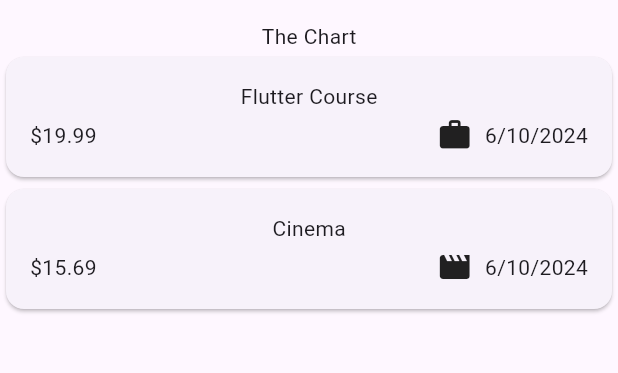
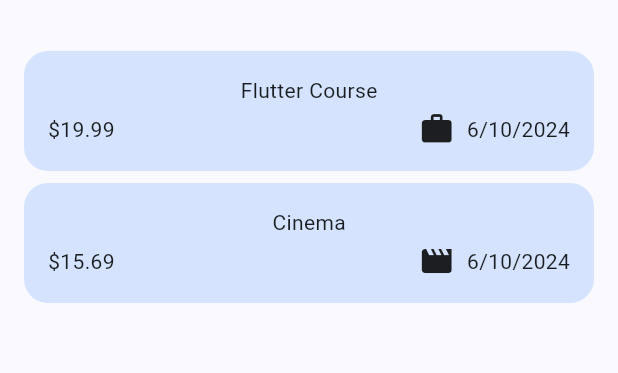
Before and after one commit to Ophirmdhn/expense_tracker_app, a Flutter app: the screen it shows after launch, on a phone screen of 412 x 824 dp, the part 63-436 px from its top. Run offline on Flutter 3.47's test engine with Material 3 defaults, Android fonts, the phone set to English and light mode, and no system bars.

Commit message:
memperbaiki tampilan

```diff
--- a/lib/main.dart
+++ b/lib/main.dart
@@ -1,8 +1,23 @@
 import 'package:expense_tracker/widgets/expenses.dart';
 import 'package:flutter/material.dart';
+import 'package:flutter/services.dart';
+
+var kColorSceme = ColorScheme.fromSeed(
+  seedColor: const Color(0xFF275591)
+);
+
+var kDarkColorSceme = ColorScheme.fromSeed(
+  brightness: Brightness.dark,
+  seedColor: const Color(0xFF275591)
+);
 
 void main() {
-  runApp(const MyApp());
+  WidgetsFlutterBinding.ensureInitialized();
+  SystemChrome.setPreferredOrientations(
+    [DeviceOrientation.portraitUp]
+  ).then((fn) {
+    runApp(const MyApp());
+  });
 }
 
 class MyApp extends StatelessWidget {
@@ -11,7 +26,18 @@ class MyApp extends StatelessWidget {
   @override
   Widget build(BuildContext context) {
     return MaterialApp(
-      theme: ThemeData(useMaterial3: true),
+      darkTheme: ThemeData.dark().copyWith(
+        colorScheme: kDarkColorSceme
+      ),
+      theme: ThemeData(
+        useMaterial3: true,
+        colorScheme: kColorSceme,
+        // appBarTheme: const AppBarTheme().copyWith(
+        //   backgroundColor: kColorSceme.onPrimaryContainer,
+        //   foregroundColor: kColorSceme.onPrimary
+        // )
+      ),
+      // themeMode: ThemeMode.system,
       home: const Expenses(),
     );
   }
--- a/lib/widgets/expenses.dart
+++ b/lib/widgets/expenses.dart
@@ -26,7 +26,7 @@ class _ExpensesState extends State<Expenses> {
     ),
   ];
 
-  void _openAddExpensesOverlay() {
+  void _openAddExpensesOverlay() { // membuka bottom sheet
     showModalBottomSheet(
       isScrollControlled: true, // membuat bottom sheet memenuhi layar
       context: context,
@@ -34,20 +34,47 @@ class _ExpensesState extends State<Expenses> {
     );
   }
 
-  void _addExpense(Expense expense) {
+  void _addExpense(Expense expense) { // menambahkan expense baru ke dalam list
     setState(() {
       _registeredExpenses.add(expense);
     });
   }
 
-  void _removeExpense(Expense expense) {
+  void _removeExpense(Expense expense) { // menghapus expense
+    final expenseIndex = _registeredExpenses.indexOf(expense);
     setState(() {
       _registeredExpenses.remove(expense);
     });
+    ScaffoldMessenger.of(context).clearSnackBars();
+    ScaffoldMessenger.of(context).showSnackBar( // memunculkan snacbar ketiika menghapus expense
+      SnackBar(
+        duration: const Duration(seconds: 3),
+        content: const Text("Expense Delete"),
+        action: SnackBarAction(
+          label: "Undo",
+          onPressed: () {
+            setState(() {
+              _registeredExpenses.insert(expenseIndex, expense);
+            });
+          },
+        ),
+      )
+    );
   }
 
   @override
   Widget build(BuildContext context) {
+    Widget mainContent = const Center(
+      child: Text("Belum ada data pengeluaran"),
+    );
+
+    if (_registeredExpenses.isNotEmpty) {
+      mainContent = ExpensesList(
+        expenses: _registeredExpenses,
+        onRemoveExpense: _removeExpense,
+      );
+    }
+
     return Scaffold(
       appBar: AppBar(
         title: const Text("Expense Tracker"),
@@ -60,11 +87,10 @@ class _ExpensesState extends State<Expenses> {
       ),
       body: Column(
         children: [
-          const Text("The Chart"),
           Expanded(
-            child: ExpensesList(
-              expenses: _registeredExpenses,
-              onRemoveExpense: _removeExpense,
+            child: Padding(
+              padding: const EdgeInsets.all(16),
+              child: mainContent,
             )
           )
         ],
--- a/lib/widgets/expenses_list/expenses_item.dart
+++ b/lib/widgets/expenses_list/expenses_item.dart
@@ -8,7 +8,11 @@ class ExpensesItem extends StatelessWidget {
 
   @override
   Widget build(BuildContext context) {
-    return Card(
+    return Container(
+      decoration: BoxDecoration(
+        borderRadius: BorderRadius.circular(16),
+        color: Theme.of(context).colorScheme.primaryContainer
+      ),
       child: Padding(
         padding: const EdgeInsets.all(16),
         child: Column(
--- a/lib/widgets/expenses_list/expenses_list.dart
+++ b/lib/widgets/expenses_list/expenses_list.dart
@@ -19,10 +19,20 @@ class ExpensesList extends StatelessWidget {
       itemCount: expenses.length,
       itemBuilder: (ctx, index) => Dismissible(
         key: ValueKey(expenses[index]),
+        background: Container(
+          margin: const EdgeInsets.symmetric(vertical: 4),
+          decoration: BoxDecoration(
+            borderRadius: BorderRadius.circular(16),
+            color: Theme.of(context).colorScheme.error,
+          ),
+        ),
         onDismissed: (direction) {
           onRemoveExpense(expenses[index]);
         },
-        child: ExpensesItem(expense: expenses[index])
+        child: Padding(
+          padding: const EdgeInsets.symmetric(vertical: 4),
+          child: ExpensesItem(expense: expenses[index]),
+        )
       )
     );
   }
--- a/lib/widgets/new_expense.dart
+++ b/lib/widgets/new_expense.dart
@@ -107,8 +107,7 @@ class _NewExpenseState extends State<NewExpense> {
                 ),
               ),
               const SizedBox(width: 16),
-              Expanded(
-                child: Row(
+              Row(
                   mainAxisAlignment: MainAxisAlignment.end,
                   crossAxisAlignment: CrossAxisAlignment.center,
                   children: [
@@ -123,7 +122,7 @@ class _NewExpenseState extends State<NewExpense> {
                     )
                   ],
                 ),
-              )
+              // )
             ],
           ),
           const SizedBox(height: 16),
```
Also changed, not shown: pubspec.lock.
